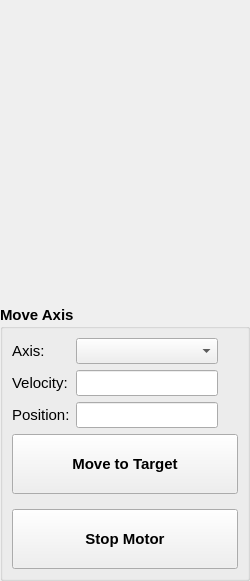
The window that hallbench/gui/ui/moveaxiswidget.ui (lnls-ima/hall-bench-control) describes before a commit, drawn with Qt 5.
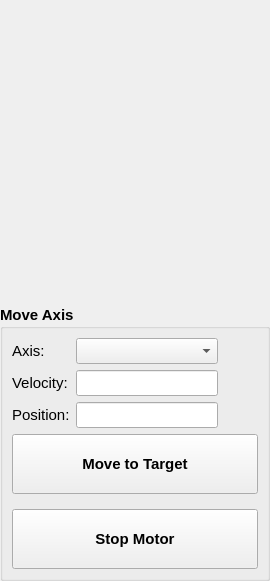
The same window after the commit. Icons and pictures are not drawn.

Commit message: Join configuration and measurement widgets and add voltage offset to scan class

```diff
--- a/hallbench/gui/ui/moveaxiswidget.ui
+++ b/hallbench/gui/ui/moveaxiswidget.ui
@@ -6,7 +6,7 @@
    <rect>
     <x>0</x>
     <y>0</y>
-    <width>250</width>
+    <width>259</width>
     <height>570</height>
    </rect>
   </property>
@@ -35,10 +35,16 @@
      </property>
      <property name="minimumSize">
       <size>
-       <width>250</width>
+       <width>270</width>
        <height>300</height>
       </size>
      </property>
+     <property name="maximumSize">
+      <size>
+       <width>16777215</width>
+       <height>16777215</height>
+      </size>
+     </property>
     </widget>
    </item>
    <item row="1" column="0">
```
The commit also changes 7 other files.
